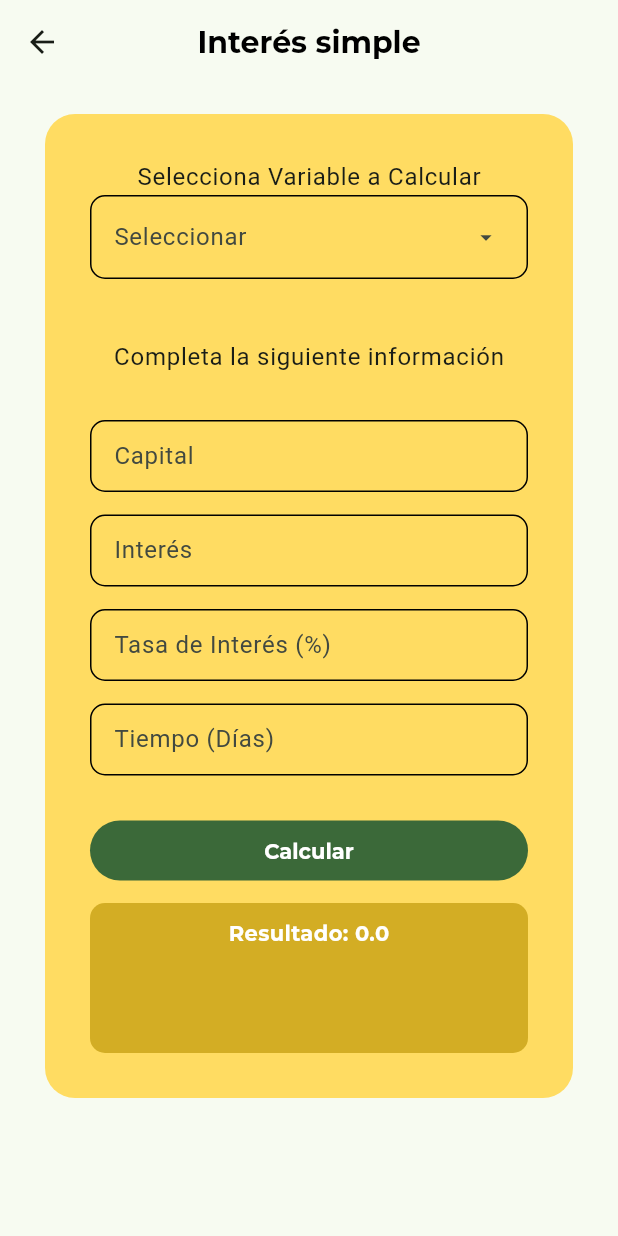
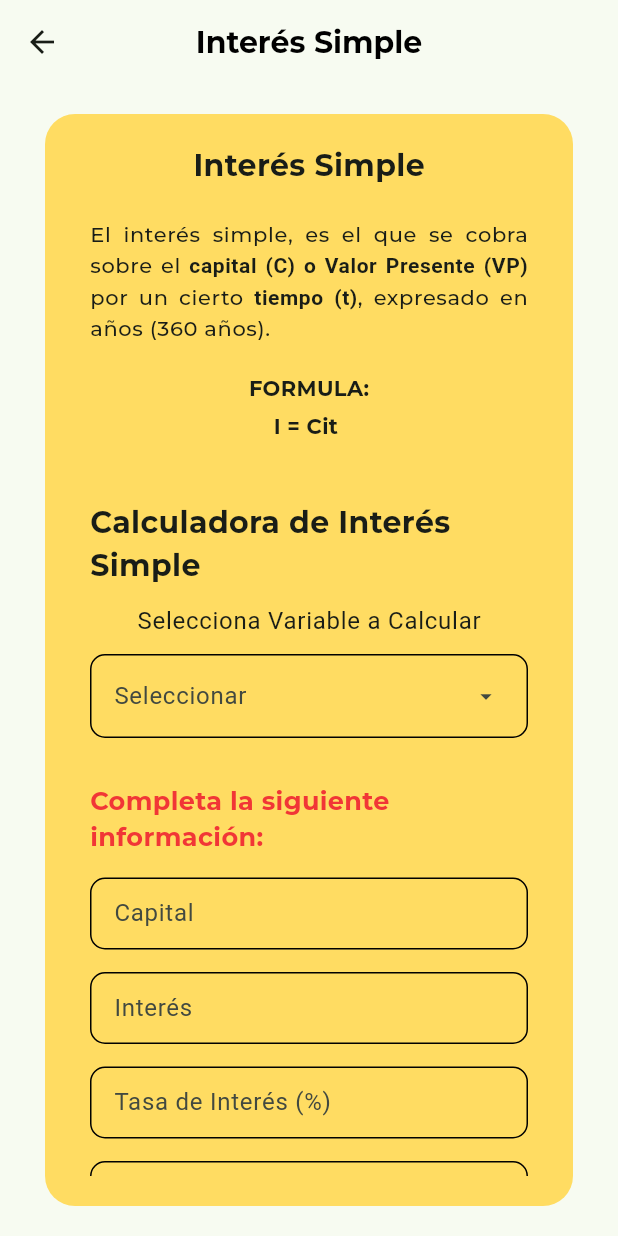
Before and after one commit to LuisPg10/ingemath, a Flutter app: the SimpleInterestScreen screen opened by its route, on a phone screen of 412 x 824 dp. Run offline on Flutter 3.47's test engine with Material 3 defaults, Android fonts, the phone set to English and light mode, and no system bars; our stand-ins replace flutter_riverpod, formz, go_router, google_fonts; project files that could hold a hidden picture were left out.

Commit message:
Updating Simple Interest View Desing

```diff
--- a/lib/config/theme/app_theme.dart
+++ b/lib/config/theme/app_theme.dart
@@ -12,9 +12,11 @@ class AppTheme {
             fontSize: 20, fontWeight: FontWeight.bold, color: Colors.black),
       ),
       textTheme: TextTheme(
-          bodyMedium: GoogleFonts.montserrat().copyWith(
-        fontWeight: FontWeight.bold,
-      )),
+        bodyMedium:
+            GoogleFonts.montserrat().copyWith(fontWeight: FontWeight.bold),
+        bodySmall: GoogleFonts.montserrat()
+            .copyWith(fontWeight: FontWeight.w500, fontSize: 14, height: 1.5),
+      ),
       filledButtonTheme: FilledButtonThemeData(
           style: ButtonStyle(
               textStyle:
--- a/lib/presentation/screens/simple_interest_screen.dart
+++ b/lib/presentation/screens/simple_interest_screen.dart
@@ -1,5 +1,6 @@
 import 'package:flutter/material.dart';
 import 'package:flutter_riverpod/flutter_riverpod.dart';
+import 'package:google_fonts/google_fonts.dart';
 import 'package:ingemath/presentation/providers/providers.dart';
 import 'package:ingemath/presentation/widgets/widgets.dart';
 
@@ -10,7 +11,7 @@ class SimpleInterestScreen extends StatelessWidget {
   Widget build(BuildContext context) {
     return Scaffold(
       appBar: AppBar(
-        title: const Text("Interés simple"),
+        title: const Text("Interés Simple"),
       ),
       body: Padding(
         padding: const EdgeInsets.symmetric(horizontal: 30, vertical: 20),
@@ -36,11 +37,31 @@ class _SimpleInterestForm extends ConsumerWidget {
     final textStyles = Theme.of(context).textTheme;
 
     return Padding(
-      padding: const EdgeInsets.all(30),
+      padding: const EdgeInsets.symmetric(horizontal: 30, vertical: 20),
       child: SingleChildScrollView(
         child: Column(
           children: [
+            Text(
+              "Interés Simple",
+              style: GoogleFonts.montserrat().copyWith(
+                fontSize: 20,
+                fontWeight: FontWeight.bold,
+              ),
+            ),
+            const SizedBox(height: 20),
+            Concept(textStyles: textStyles),
+
+            Text(
+              "Calculadora de Interés Simple",
+              style: GoogleFonts.montserrat().copyWith(
+                fontSize: 20,
+                fontWeight: FontWeight.bold,
+              ),
+            ),
+
+            const SizedBox(height: 10),
             Text("Selecciona Variable a Calcular", style: textStyles.bodyLarge),
+            const SizedBox(height: 10),
 
             CustomDropDownMenu(
               hintText: "Seleccionar",
@@ -56,10 +77,17 @@ class _SimpleInterestForm extends ConsumerWidget {
                   : null,
             ),
 
-            const SizedBox(height: 40),
-            Text("Completa la siguiente información",
-                style: textStyles.bodyLarge),
             const SizedBox(height: 30),
+            Text(
+              "Completa la siguiente información:",
+              style: GoogleFonts.montserrat().copyWith(
+                color: const Color(0xFFF13636),
+                fontSize: 17,
+                fontWeight: FontWeight.bold,
+              ),
+            ),
+
+            const SizedBox(height: 15),
 
             //FORM
             CustomTextFormField(
@@ -160,3 +188,50 @@ class _SimpleInterestForm extends ConsumerWidget {
     );
   }
 }
+
+class Concept extends StatelessWidget {
+  const Concept({
+    super.key,
+    required this.textStyles,
+  });
+
+  final TextTheme textStyles;
+
+  @override
+  Widget build(BuildContext context) {
+    return Column(
+      children: [
+        RichText(
+          textAlign: TextAlign.justify,
+          text: TextSpan(
+            style: textStyles.bodySmall,
+            children: const <TextSpan>[
+              TextSpan(
+                text: 'El interés simple, es el que se cobra sobre el ',
+              ),
+              TextSpan(
+                text: 'capital (C) o Valor Presente (VP)',
+                style: TextStyle(fontWeight: FontWeight.bold),
+              ),
+              TextSpan(
+                text: ' por un cierto ',
+              ),
+              TextSpan(
+                text: 'tiempo (t)',
+                style: TextStyle(fontWeight: FontWeight.bold),
+              ),
+              TextSpan(
+                text: ', expresado en años (360 años).',
+              ),
+            ],
+          ),
+        ),
+        const SizedBox(height: 20),
+        const Text("FORMULA:"),
+        const SizedBox(height: 5),
+        const Text("I = Cit "),
+        const SizedBox(height: 40),
+      ],
+    );
+  }
+}
```
Also changed, not shown: lib/presentation/widgets/shared/custom_dropdown_menu.dart (+6 -6 lines).
